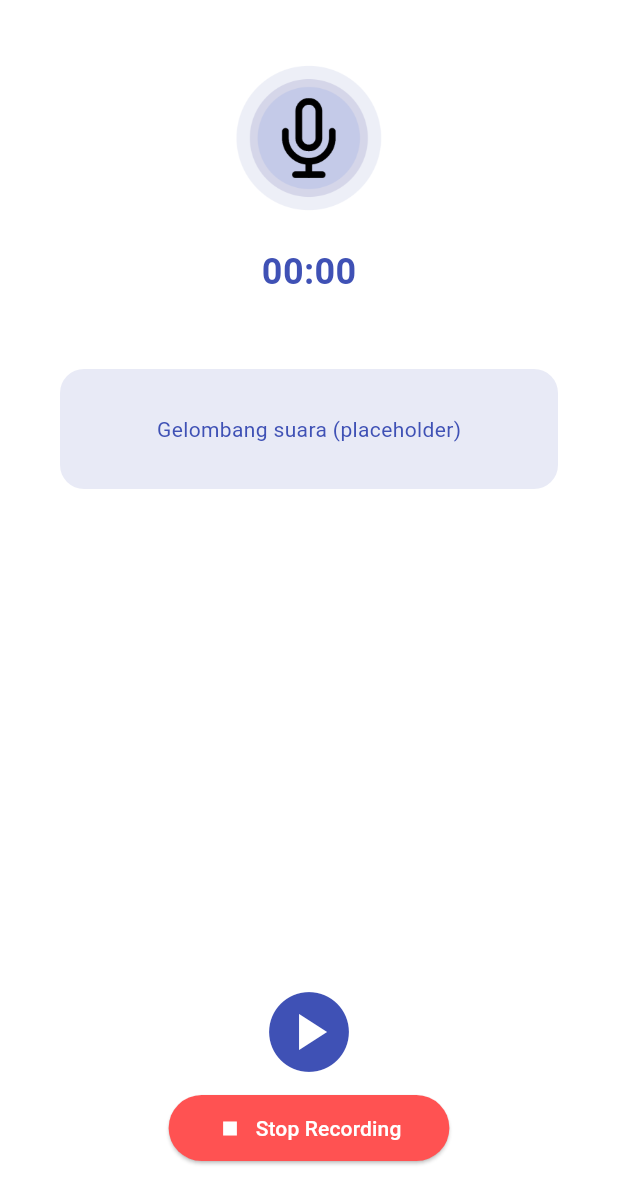
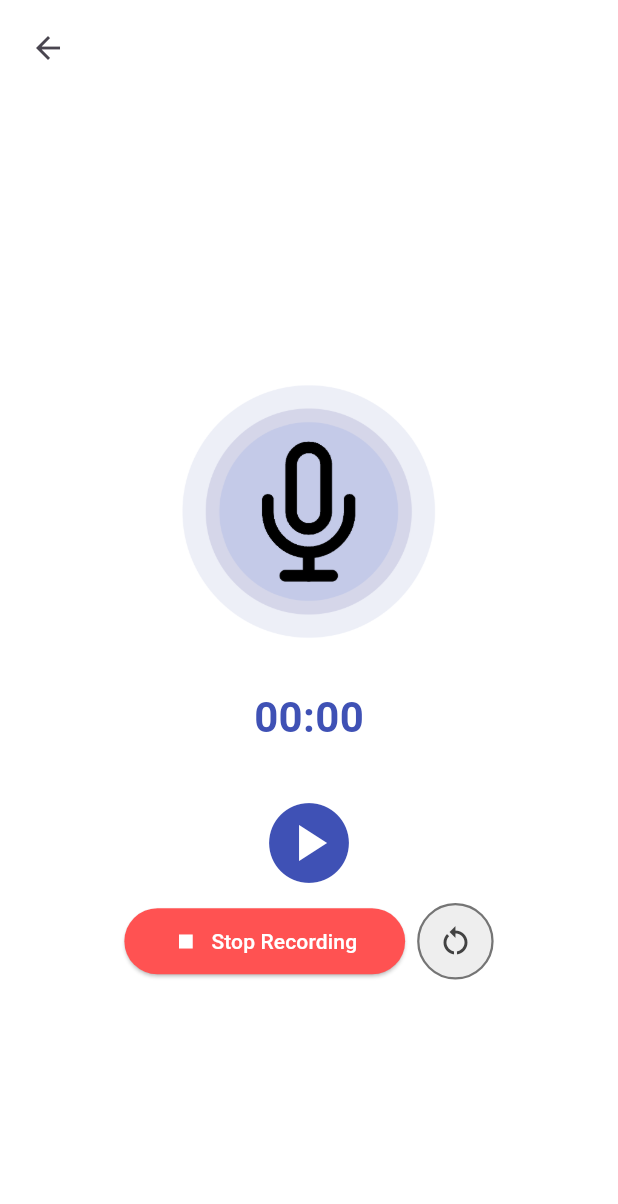
Before and after one commit to Reynardstw/VoxA, a Flutter app: the RecordingPage screen opened directly, on a phone screen of 412 x 824 dp. Shown: the top 1204 px of the screen. Run offline on Flutter 3.47's test engine with Material 3 defaults, Android fonts, the phone set to English and light mode, and no system bars; our stand-ins replace file_picker, flutter_dotenv, flutter_tts, lottie, permission_handler, shared_preferences; missing offline and left inert: flutter_sound, translator; accounts and stored records are empty.

Commit message:
Edited Recording Page

```diff
--- a/client/lib/page/loading_page.dart
+++ b/client/lib/page/loading_page.dart
@@ -15,7 +15,7 @@ class _LoadingPageState extends State<LoadingPage> {
     "Input diterima. Memproses...",
     "Ringkasan sedang disiapkan.",
     "Mengoptimalkan inti informasi.",
-    "Tugas selesai. Siap digunakan.", // kalimat terakhir: tidak dihapus
+    "Tugas selesai. Siap digunakan.",
   ];
 
   double progress = 0.0;
@@ -67,7 +67,6 @@ class _LoadingPageState extends State<LoadingPage> {
         } else {
           typingTimer?.cancel();
 
-          // Jika ini kalimat terakhir, langsung ke halaman
           if (currentTextIndex == texts.length - 1) {
             Future.delayed(const Duration(seconds: 1), () {
               if (mounted) {
@@ -83,7 +82,6 @@ class _LoadingPageState extends State<LoadingPage> {
               }
             });
           } else {
-            // Kalau belum terakhir, lanjut hapus dari kanan
             Future.delayed(const Duration(seconds: 1), startErasing);
           }
         }
@@ -140,7 +138,7 @@ class _LoadingPageState extends State<LoadingPage> {
 
             SizedBox(
               height: 24,
-              width: double.infinity, // biar memenuhi lebar layar
+              width: double.infinity,
               child: Padding(
                 padding: const EdgeInsets.symmetric(horizontal: 80),
                 child: Text(
--- a/client/lib/page/recording_page.dart
+++ b/client/lib/page/recording_page.dart
@@ -48,6 +48,16 @@ class _RecordingPageState extends State<RecordingPage> {
       _isRecorderInitialized = true;
       setState(() {});
     } catch (_) {}
+  }
+
+  void _resetRecording() {
+    _timer?.cancel();
+    _recorder.stopRecorder();
+    setState(() {
+      _duration = Duration.zero;
+      isRecording = false;
+      _filePath = null;
+    });
   }
 
   Future<void> _initPlayer() async {
@@ -167,40 +177,43 @@ class _RecordingPageState extends State<RecordingPage> {
       body: SafeArea(
         child: Column(
           children: [
-            const SizedBox(height: 32),
-            SizedBox(
-              height: 120,
-              width: 120,
+            Padding(
+              padding: const EdgeInsets.only(left: 8.0, top: 8.0),
+              child: Align(
+                alignment: Alignment.topLeft,
+                child: IconButton(
+                  icon: const Icon(Icons.arrow_back),
+                  onPressed: () => Navigator.pop(context),
+                ),
+              ),
+            ),
+
+            const SizedBox(height: 180),
+
+            Center(
+              child: SizedBox(
+                height: 210,
+                width: 210,
                 child:
                     isRecording
                         ? Lottie.asset('assets/animations/mic.json')
                         : Image.asset('assets/icons/mic_record.png'),
               ),
+            ),
+
             const SizedBox(height: 12),
+
             Text(
               _formatDuration(_duration),
               style: const TextStyle(
-                fontSize: 24,
+                fontSize: 28,
                 fontWeight: FontWeight.bold,
                 color: Colors.indigo,
               ),
             ),
-            const SizedBox(height: 48),
-            Container(
-              margin: const EdgeInsets.symmetric(horizontal: 40),
-              height: 80,
-              decoration: BoxDecoration(
-                color: Colors.indigo.shade50,
-                borderRadius: BorderRadius.circular(16),
-              ),
-              child: const Center(
-                child: Text(
-                  "Gelombang suara (placeholder)",
-                  style: TextStyle(color: Colors.indigo),
-                ),
-              ),
-            ),
-            const Spacer(),
+
+            const SizedBox(height: 24),
+
             if (_isProcessing)
               Lottie.asset('assets/animations/loading.json', width: 120)
             else ...[
@@ -223,6 +236,10 @@ class _RecordingPageState extends State<RecordingPage> {
                           }
                         },
               ),
+              Row(
+                mainAxisAlignment: MainAxisAlignment.center,
+                crossAxisAlignment: CrossAxisAlignment.center,
+                children: [
                   ElevatedButton.icon(
                     onPressed:
                         (!_isRecorderInitialized || _isProcessing)
@@ -239,8 +256,32 @@ class _RecordingPageState extends State<RecordingPage> {
                       ),
                     ),
                   ),
+                  const SizedBox(width: 8),
+                  Container(
+                    decoration: BoxDecoration(
+                      shape: BoxShape.circle,
+                      color: Colors.grey.shade200,
+                      border: Border.all(
+                        color: Colors.grey.shade600,
+                        width: 1.5,
+                      ),
+                    ),
+                    child: IconButton(
+                      icon: const Icon(Icons.restart_alt),
+                      tooltip: 'Reset',
+                      iconSize: 24,
+                      color: Colors.grey.shade800,
+                      onPressed:
+                          (!_isRecorderInitialized || _isProcessing)
+                              ? null
+                              : _resetRecording,
+                    ),
+                  ),
                 ],
-            const SizedBox(height: 48),
+              ),
+            ],
+
+            const Spacer(),
           ],
         ),
       ),
```
Also changed, not shown: client/lib/page/summary_page.dart (+1 -8 lines), client/lib/page/translate_page.dart (+111 -127 lines). Lines whose indentation alone changed are shown as unchanged.
